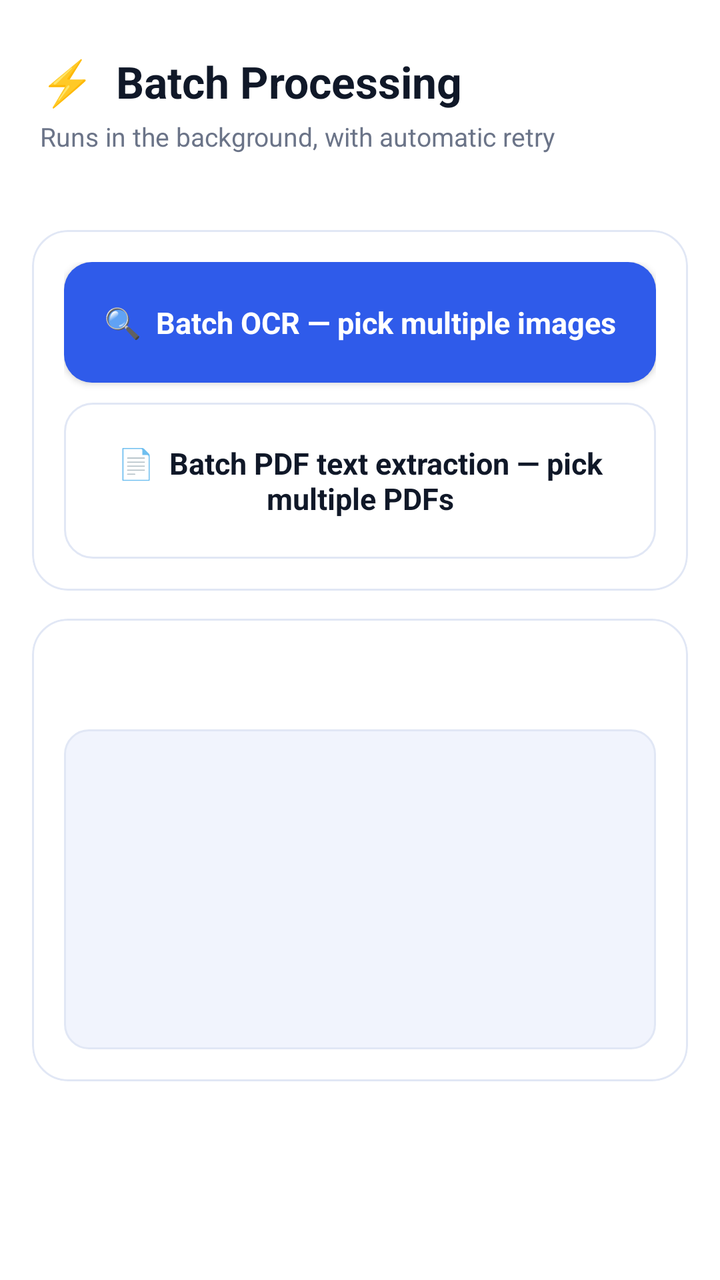
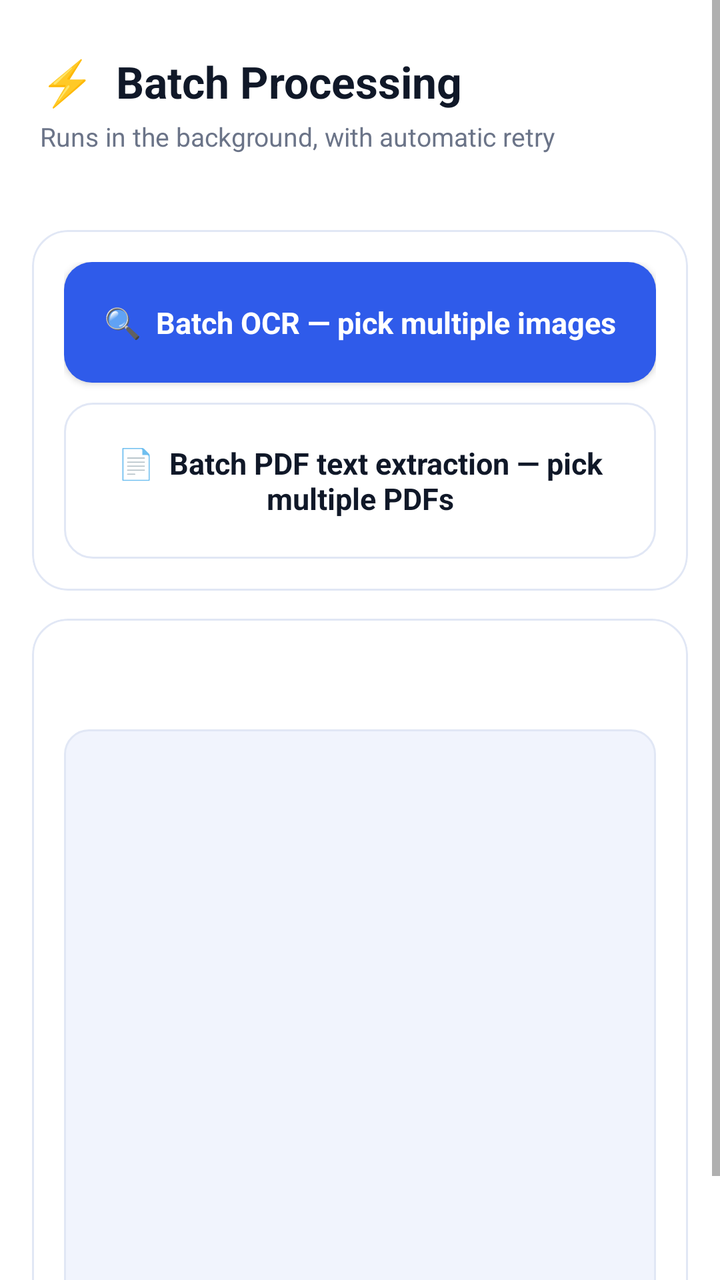

Before-and-after screenshots of an Android layout around one commit, followed by the original layout XML and the change that was made.
<!-- AndroidManifest.xml: application theme Theme.DataToolkit -->
<!-- res/layout/activity_batch_processing.xml -->
<?xml version="1.0" encoding="utf-8"?>
<ScrollView xmlns:android="http://schemas.android.com/apk/res/android"
    android:layout_width="match_parent"
    android:layout_height="match_parent"
    android:clipToPadding="false">

    <LinearLayout
        android:layout_width="match_parent"
        android:layout_height="wrap_content"
        android:orientation="vertical">

        <FrameLayout
            android:layout_width="match_parent"
            android:layout_height="wrap_content"
            android:background="@drawable/bg_header_flat"
            android:paddingStart="20dp" android:paddingEnd="20dp"
            android:paddingTop="26dp" android:paddingBottom="22dp">
            <LinearLayout android:layout_width="match_parent" android:layout_height="wrap_content" android:orientation="vertical">
                <TextView android:layout_width="wrap_content" android:layout_height="wrap_content"
                    android:text="⚡  Batch Processing" android:textColor="@color/text_primary" android:textSize="22sp" android:textStyle="bold" />
                <TextView android:layout_width="wrap_content" android:layout_height="wrap_content" android:layout_marginTop="4dp"
                    android:text="Runs in the background, with automatic retry" android:textColor="@color/text_secondary" android:textSize="13sp" />
            </LinearLayout>
        </FrameLayout>

        <LinearLayout
            android:layout_width="match_parent"
            android:layout_height="wrap_content"
            android:orientation="vertical"
            android:padding="16dp">

            <com.google.android.material.card.MaterialCardView style="@style/Widget.App.Card" android:layout_width="match_parent" android:layout_height="wrap_content" android:layout_marginBottom="14dp">
                <LinearLayout android:layout_width="match_parent" android:layout_height="wrap_content" android:orientation="vertical">
                    <com.google.android.material.button.MaterialButton
                        android:id="@+id/btnBatchOcr"
                        style="@style/Widget.App.Button.Primary"
                        android:layout_width="match_parent" android:layout_height="wrap_content"
                        android:layout_marginBottom="10dp"
                        android:text="🔍  Batch OCR — pick multiple images" />

                    <com.google.android.material.button.MaterialButton
                        android:id="@+id/btnBatchPdf"
                        style="@style/Widget.App.Button.Outlined"
                        android:layout_width="match_parent" android:layout_height="wrap_content"
                        android:text="📄  Batch PDF text extraction — pick multiple PDFs" />
                </LinearLayout>
            </com.google.android.material.card.MaterialCardView>

            <com.google.android.material.card.MaterialCardView style="@style/Widget.App.Card" android:layout_width="match_parent" android:layout_height="wrap_content">
                <LinearLayout android:layout_width="match_parent" android:layout_height="wrap_content" android:orientation="vertical">
                    <ProgressBar
                        android:id="@+id/progressBar"
                        style="?android:attr/progressBarStyleHorizontal"
                        android:layout_width="match_parent"
                        android:layout_height="wrap_content"
                        android:progressTint="@color/primary"
                        android:max="100"
                        android:visibility="gone" />

                    <TextView android:id="@+id/tvStatus" android:layout_width="match_parent" android:layout_height="wrap_content"
                        android:layout_marginTop="10dp" android:textColor="@color/text_secondary" android:textSize="12.5sp" />

                    <TextView
                        android:id="@+id/tvLog"
                        android:layout_width="match_parent"
                        android:layout_height="wrap_content"
                        android:minHeight="160dp"
                        android:layout_marginTop="12dp"
                        android:background="@drawable/bg_input_field"
                        android:fontFamily="monospace"
                        android:textSize="12sp" />
                </LinearLayout>
            </com.google.android.material.card.MaterialCardView>

        </LinearLayout>
    </LinearLayout>
</ScrollView>
<!-- resources referenced by this layout -->
<resources>
  <color name="primary">#2F5BEA</color>
  <color name="text_primary">#101828</color>
  <color name="text_secondary">#6B7488</color>
  <!-- drawable bg_header_flat (drawable) -->
  <?xml version="1.0" encoding="utf-8"?>
  <shape xmlns:android="http://schemas.android.com/apk/res/android" android:shape="rectangle">
      <solid android:color="@color/background_alt" />
      <corners android:bottomLeftRadius="24dp" android:bottomRightRadius="24dp" />
  </shape>
  <!-- drawable bg_input_field (drawable) -->
  <?xml version="1.0" encoding="utf-8"?>
  <shape xmlns:android="http://schemas.android.com/apk/res/android" android:shape="rectangle">
      <solid android:color="@color/groove_bg" />
      <stroke android:width="1dp" android:color="@color/stroke" />
      <corners android:radius="12dp" />
      <padding android:left="12dp" android:top="12dp" android:right="12dp" android:bottom="12dp" />
  </shape>
  <style name="Widget.App.Button.Primary" parent="Widget.MaterialComponents.Button">
          <item name="android:background">@drawable/btn_bevel_primary</item>
          <item name="backgroundTint">@null</item>
          <item name="cornerRadius">14dp</item>
          <item name="android:textColor">@color/text_on_primary</item>
          <item name="android:textAllCaps">false</item>
          <item name="android:textStyle">bold</item>
          <item name="android:textSize">15sp</item>
          <item name="android:letterSpacing">0</item>
          <item name="android:paddingTop">14dp</item>
          <item name="android:paddingBottom">14dp</item>
          <item name="rippleColor">@color/ripple_on_primary</item>
          <item name="elevation">0dp</item>
      </style>
  <style name="Widget.App.Card" parent="Widget.MaterialComponents.CardView">
          <item name="cardCornerRadius">18dp</item>
          <item name="cardElevation">0dp</item>
          <item name="cardBackgroundColor">@color/surface</item>
          <item name="strokeColor">@color/stroke</item>
          <item name="strokeWidth">1dp</item>
          <item name="contentPadding">16dp</item>
          <item name="rippleColor">@color/icon_chip_bg</item>
      </style>
  <color name="background_alt">#FFFFFF</color>
  <color name="groove_bg">#F1F4FD</color>
  <color name="stroke">#E1E7F5</color>
  <color name="icon_chip_bg">#E8EEFF</color>
  <color name="text_on_primary">#FFFFFF</color>
  <color name="ripple_on_primary">#30FFFFFF</color>
  <color name="surface">#FFFFFF</color>
  <color name="primary_dark">#1E43C4</color>
  <color name="secondary">#6C5CE7</color>
  <color name="accent">#F5A524</color>
  <color name="white">#FFFFFF</color>
  <!-- drawable bg_app_gradient (drawable) -->
  <?xml version="1.0" encoding="utf-8"?>
  <layer-list xmlns:android="http://schemas.android.com/apk/res/android">
      <item>
          <shape android:shape="rectangle">
              <gradient android:type="linear" android:angle="90"
                  android:startColor="@color/background_alt" android:endColor="@color/background" />
          </shape>
      </item>
  </layer-list>
  <color name="background">#FFFFFF</color>
  <style name="Widget.App.ProgressBar.Horizontal" parent="Widget.AppCompat.ProgressBar.Horizontal">
          <item name="android:progressDrawable">@drawable/progress_bevel_horizontal</item>
          <item name="android:indeterminateTint">@color/primary</item>
          <item name="android:minHeight">10dp</item>
          <item name="android:maxHeight">10dp</item>
      </style>
  <color name="primary_light">#8FB0FF</color>
  <!-- unchanged entries left out for length: 5 -->
</resources>

<!-- the commit's change to res/layout/activity_batch_processing.xml (unified diff, before → after) -->
@@ -63,12 +63,15 @@
                     <TextView
                         android:id="@+id/tvLog"
                         android:layout_width="match_parent"
-                        android:layout_height="wrap_content"
-                        android:minHeight="160dp"
+                        android:layout_height="300dp"
                         android:layout_marginTop="12dp"
                         android:background="@drawable/bg_input_field"
                         android:fontFamily="monospace"
-                        android:textSize="12sp" />
+                        android:textSize="12sp" 
+                        android:scrollbars="vertical"
+                        android:overScrollMode="always"
+                        android:scrollbarStyle="insideInset"
+                        android:fadeScrollbars="false"/>
                 </LinearLayout>
             </com.google.android.material.card.MaterialCardView>
 
